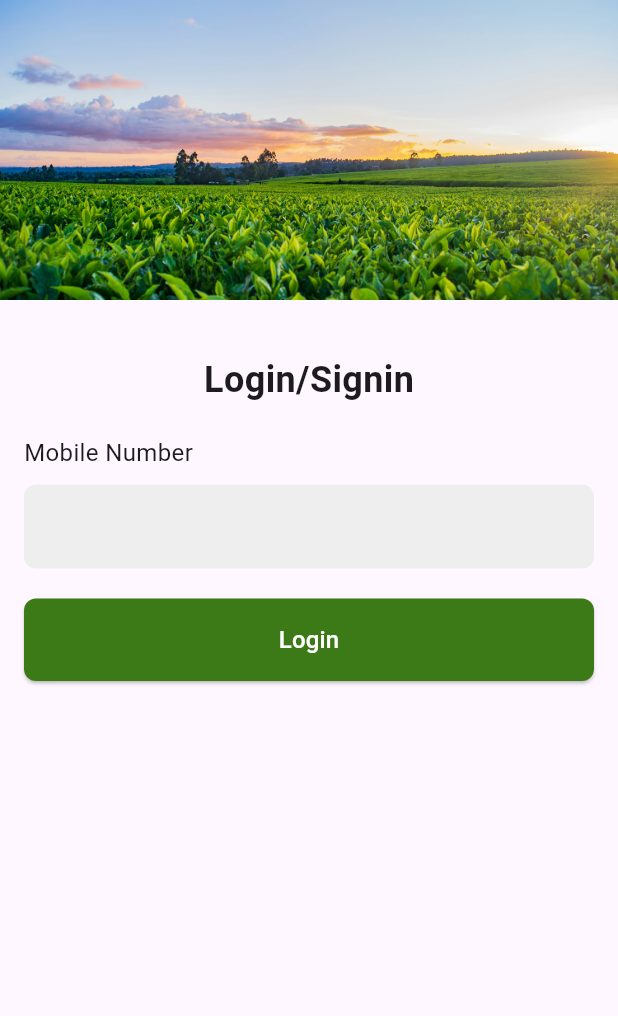
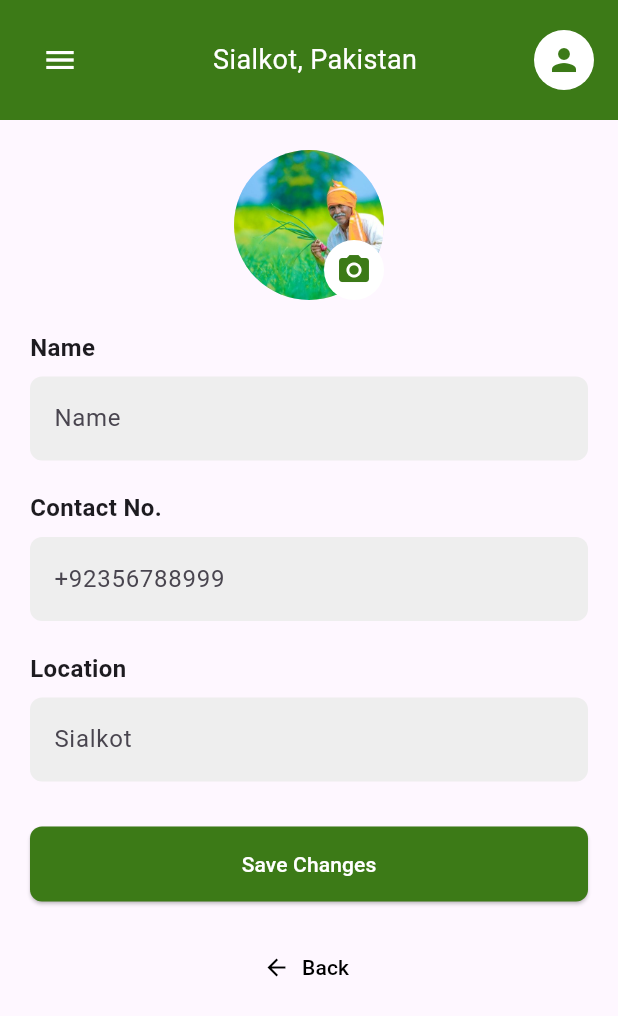
Before and after one commit to IJrajpoot/GreenCare, a Flutter app: the screen it shows after launch, on a phone screen of 412 x 824 dp. Shown: the top 1016 px of the screen. Run offline on Flutter 3.47's test engine with Material 3 defaults, Android fonts, the phone set to English and light mode, and no system bars.

Commit message:
added manage_profile page

```diff
--- a/lib/main.dart
+++ b/lib/main.dart
@@ -1,4 +1,5 @@
 import 'package:flutter/material.dart';
+import 'package:greencare/manage_profile.dart';
 import 'splash_screen.dart';
 import 'login_page.dart';
 import 'homepage.dart';
@@ -18,7 +19,7 @@ class MyApp extends StatelessWidget {
         primarySwatch: Colors.blue,
         visualDensity: VisualDensity.adaptivePlatformDensity,
       ),
-      home: const SplashScreen(),
+      home: const ManageProfileScreen(),
       routes: {
         '/login': (context) => const LoginPage(),
         '/home': (context) => HomePage(),
--- /dev/null
+++ b/lib/manage_profile.dart
@@ -0,0 +1,135 @@
+import 'package:flutter/material.dart';
+import 'package:greencare/constans/colors.dart';
+import 'package:greencare/topbar.dart';
+
+class ManageProfileScreen extends StatelessWidget {
+  const ManageProfileScreen({super.key});
+
+  @override
+  Widget build(BuildContext context) {
+    return Scaffold(
+      appBar: AppBar(
+        toolbarHeight: 80,
+        flexibleSpace: PreferredSize(
+          preferredSize: const Size.fromHeight(80.0),
+          child: TopBar(),
+        ),
+      ),
+      body: Padding(
+        padding: const EdgeInsets.all(20.0),
+        child: SingleChildScrollView(
+          child: Column(
+            crossAxisAlignment: CrossAxisAlignment.start,
+            children: [
+              const Center(
+                child: Stack(
+                  children: [
+                    CircleAvatar(
+                      radius: 50,
+                      backgroundImage: AssetImage(
+                          'assets/images/farmer_browse.jpg'), // Replace with your image asset
+                    ),
+                    Positioned(
+                      bottom: 0,
+                      right: 0,
+                      child: CircleAvatar(
+                        backgroundColor: Colors.white,
+                        child: Icon(Icons.camera_alt, color: Color(0xFF3C7A17)),
+                      ),
+                    ),
+                  ],
+                ),
+              ),
+              const SizedBox(height: 20),
+              const Text(
+                'Name',
+                style: TextStyle(fontSize: 16, fontWeight: FontWeight.bold),
+              ),
+              const SizedBox(height: 8),
+              TextField(
+                decoration: InputDecoration(
+                  filled: true,
+                  hintText: 'Name',
+                  fillColor: Colors.grey[200],
+                  border: OutlineInputBorder(
+                    borderRadius: BorderRadius.circular(8.0),
+                    borderSide: BorderSide.none,
+                  ),
+                ),
+              ),
+              const SizedBox(height: 20),
+              const Text(
+                'Contact No.',
+                style: TextStyle(fontSize: 16, fontWeight: FontWeight.bold),
+              ),
+              const SizedBox(height: 8),
+              TextField(
+                keyboardType: TextInputType.phone,
+                decoration: InputDecoration(
+                  hintText: '+92356788999',
+                  filled: true,
+                  fillColor: Colors.grey[200],
+                  border: OutlineInputBorder(
+                    borderRadius: BorderRadius.circular(8.0),
+                    borderSide: BorderSide.none,
+                  ),
+                ),
+              ),
+              const SizedBox(height: 20),
+              const Text(
+                'Location',
+                style: TextStyle(fontSize: 16, fontWeight: FontWeight.bold),
+              ),
+              const SizedBox(height: 8),
+              TextField(
+                decoration: InputDecoration(
+                  filled: true,
+                  hintText: 'Sialkot',
+                  fillColor: Colors.grey[200],
+                  border: OutlineInputBorder(
+                    borderRadius: BorderRadius.circular(8.0),
+                    borderSide: BorderSide.none,
+                  ),
+                ),
+              ),
+              const SizedBox(height: 30),
+              SizedBox(
+                width: double.infinity,
+                child: ElevatedButton(
+                  onPressed: () {
+                    // Handle save changes button press
+                  },
+                  style: ElevatedButton.styleFrom(
+                    backgroundColor: primaryGreen, // Button color
+                    padding: const EdgeInsets.symmetric(
+                        horizontal: 40, vertical: 15),
+                    shape: RoundedRectangleBorder(
+                      borderRadius: BorderRadius.circular(8.0),
+                    ),
+                  ),
+                  child: const Text(
+                    'Save Changes',
+                    style: TextStyle(color: Colors.white),
+                  ),
+                ),
+              ),
+              const SizedBox(height: 20),
+              Center(
+                child: TextButton.icon(
+                  onPressed: () {
+                    // Handle back button press
+                  },
+                  icon: const Icon(Icons.arrow_back, color: Colors.black),
+                  label: const Text(
+                    'Back',
+                    style: TextStyle(color: Colors.black),
+                  ),
+                ),
+              ),
+            ],
+          ),
+        ),
+      ),
+    );
+  }
+}
--- a/pubspec.yaml
+++ b/pubspec.yaml
@@ -58,6 +58,7 @@ flutter:
     - assets/images/login.jpg
     - assets/images/sunny.jpg
     - assets/images/wheat.jpg
+    - assets/images/
   # The following line ensures that the Material Icons font is
   # included with your application, so that you can use the icons in
   # the material Icons class.
```
Also changed, not shown: assets/images/farmer_browse.jpg (added).
